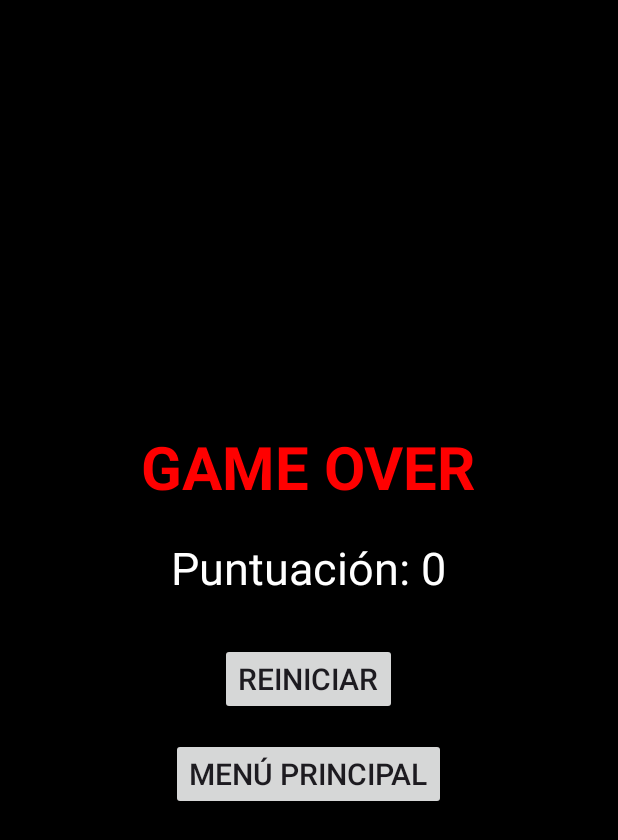
After one commit to JuanCarlos92/AndroidJuego2D, an Android app: the GameOverActivity screen opened directly, with no data from a screen before it, on a phone screen of 412 x 824 dp. The commit adds this screen. Shown: the top 840 px of the screen. Run offline under Robolectric (Android 15) with nearby library versions, the phone set to English and light mode, and no system bars.

Commit message:
upd colision, create gameOver Activity

```diff
--- a/Juego2D/app/src/main/AndroidManifest.xml
+++ b/Juego2D/app/src/main/AndroidManifest.xml
@@ -33,6 +33,9 @@
         <activity
             android:name=".GameActivity"
             android:exported="true" />
+        <activity
+            android:name=".GameOverActivity"
+            android:exported="true" />
     </application>
 
 </manifest>
--- /dev/null
+++ b/Juego2D/app/src/main/java/com/example/juego2d/GameOverActivity.java
@@ -0,0 +1,39 @@
+package com.example.juego2d;
+
+import android.app.Activity;
+import android.content.Intent;
+import android.os.Bundle;
+import android.widget.Button;
+import android.widget.TextView;
+
+public class GameOverActivity extends Activity {
+
+    @Override
+    protected void onCreate(Bundle savedInstanceState) {
+        super.onCreate(savedInstanceState);
+        setContentView(R.layout.activity_gameover);
+
+        // Obtener la puntuación pasada desde GameView
+        int score = getIntent().getIntExtra("score", 0);
+
+        // Mostrar la puntuación en el TextView
+        TextView scoreTextView = findViewById(R.id.textScore);
+        scoreTextView.setText("Puntuación: " + score);
+
+        // Botón para volver al menú principal
+        Button btnMenu = findViewById(R.id.btnMenu);
+        btnMenu.setOnClickListener(v -> {
+            Intent intent = new Intent(GameOverActivity.this, MainActivity.class);
+            startActivity(intent);
+            finish();
+        });
+
+        // Botón para reiniciar el juego
+        Button btnRestart = findViewById(R.id.btnRestart);
+        btnRestart.setOnClickListener(v -> {
+            Intent intent = new Intent(GameOverActivity.this, GameActivity.class);
+            startActivity(intent);
+            finish();
+        });
+    }
+}
--- a/Juego2D/app/src/main/java/com/example/juego2d/SplashActivity.java
+++ b/Juego2D/app/src/main/java/com/example/juego2d/SplashActivity.java
@@ -1,5 +1,6 @@
 package com.example.juego2d;
 
+import android.annotation.SuppressLint;
 import android.content.Intent;
 import android.os.Bundle;
 import android.os.Handler;
@@ -10,6 +11,7 @@ import androidx.appcompat.app.AppCompatActivity;
  * Actividad de inicio (Splash) que se muestra cuando se abre la aplicación.
  * Esta actividad muestra una pantalla de bienvenida durante 3 segundos antes de redirigir a la actividad principal.
  */
+@SuppressLint("CustomSplashScreen")
 public class SplashActivity extends AppCompatActivity {
 
     /**
--- a/Juego2D/app/src/main/java/com/example/juego2d/gameobject/Avion.java
+++ b/Juego2D/app/src/main/java/com/example/juego2d/gameobject/Avion.java
@@ -58,7 +58,7 @@ public class Avion {
         avion2 = Bitmap.createScaledBitmap(avion2, width, height, false);
 
         // Carga y redimensiona las imagenes de disparo
-        disparo1 = BitmapFactory.decodeResource(res, R.drawable.dead);
+        disparo1 = BitmapFactory.decodeResource(res, R.drawable.shoot1);
         disparo2 = BitmapFactory.decodeResource(res, R.drawable.shoot2);
         disparo3 = BitmapFactory.decodeResource(res, R.drawable.shoot3);
         disparo4 = BitmapFactory.decodeResource(res, R.drawable.shoot4);
--- a/Juego2D/app/src/main/java/com/example/juego2d/gameobject/Pajaro.java
+++ b/Juego2D/app/src/main/java/com/example/juego2d/gameobject/Pajaro.java
@@ -90,7 +90,7 @@ public class Pajaro {
      * @return Rect que representa la zona de colisión del pájaro.
      */
     public Rect getColision() {
-        int MargenColision = 50;  // Reduce la zona de colisión
+        int MargenColision = 70;  // Reduce la zona de colisión
         return new Rect(x + MargenColision, y + MargenColision, x + width - MargenColision, y + height - MargenColision);
     }
 }
--- /dev/null
+++ b/Juego2D/app/src/main/res/layout/activity_gameover.xml
@@ -0,0 +1,42 @@
+<?xml version="1.0" encoding="utf-8"?>
+<LinearLayout xmlns:android="http://schemas.android.com/apk/res/android"
+    android:layout_width="match_parent"
+    android:layout_height="match_parent"
+    android:orientation="vertical"
+    android:gravity="center"
+    android:background="#000000">
+
+    <TextView
+        android:id="@+id/textGameOver"
+        android:layout_width="wrap_content"
+        android:layout_height="wrap_content"
+        android:text="GAME OVER"
+        android:textColor="#FF0000"
+        android:textSize="40sp"
+        android:textStyle="bold" />
+
+    <TextView
+        android:id="@+id/textScore"
+        android:layout_width="wrap_content"
+        android:layout_height="wrap_content"
+        android:text="Puntuación: 0"
+        android:textColor="#FFFFFF"
+        android:textSize="30sp"
+        android:layout_marginTop="20dp" />
+
+    <Button
+        android:id="@+id/btnRestart"
+        android:layout_width="wrap_content"
+        android:layout_height="wrap_content"
+        android:text="Reiniciar"
+        android:textSize="20sp"
+        android:layout_marginTop="30dp"/>
+
+    <Button
+        android:id="@+id/btnMenu"
+        android:layout_width="wrap_content"
+        android:layout_height="wrap_content"
+        android:text="Menú Principal"
+        android:textSize="20sp"
+        android:layout_marginTop="15dp"/>
+</LinearLayout>
```
Also changed, not shown: Juego2D/app/src/main/java/com/example/juego2d/GameActivity.java (+5 -5 lines), Juego2D/app/src/main/java/com/example/juego2d/view/GameView.java (+43 -14 lines).
